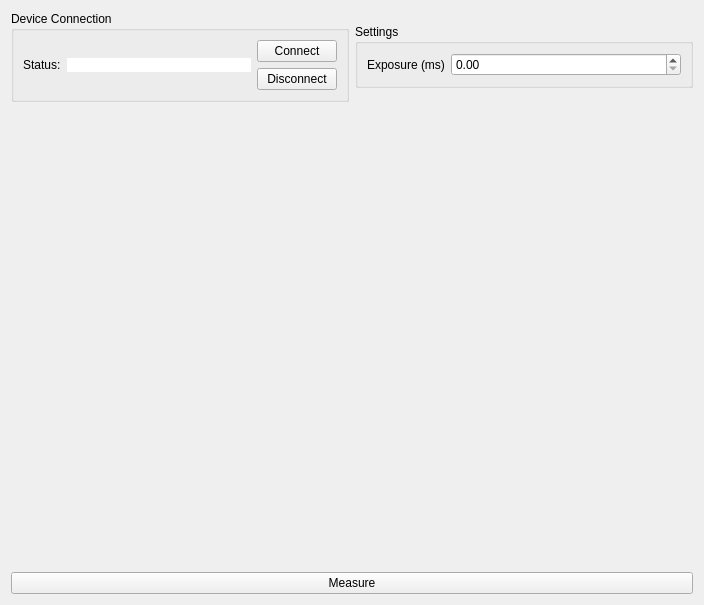
First picture: the form in src/lumed_maya/ui/maya_ui.ui, repository lumed-mtl/lumed_maya, before the edit.
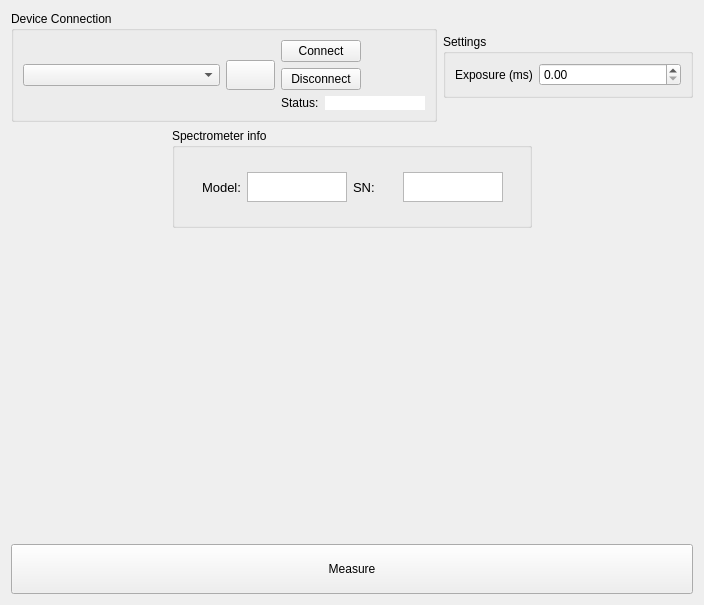
Second picture: the form after the edit.

Commit message:
Added logging and spectrometer information display on UI
Added logging.

Added combo box to select which spectrometer to connect to.

Added the display of the spectrometer's model and serial number.

Added setLabelConnected() method to display the connection status of the device.

Patch:
```diff
--- a/src/lumed_maya/ui/maya_ui.ui
+++ b/src/lumed_maya/ui/maya_ui.ui
@@ -21,10 +21,7 @@
   </property>
   <layout class="QVBoxLayout" name="verticalLayout_2">
    <item>
-    <layout class="QHBoxLayout" name="horizontalLayout_3">
-     <property name="sizeConstraint">
-      <enum>QLayout::SetDefaultConstraint</enum>
-     </property>
+    <layout class="QHBoxLayout" name="horizontalLayout_2">
      <item>
       <widget class="QGroupBox" name="groupBoxConnection">
        <property name="sizePolicy">
@@ -33,42 +30,51 @@
          <verstretch>0</verstretch>
         </sizepolicy>
        </property>
+       <property name="maximumSize">
+        <size>
+         <width>450</width>
+         <height>16777215</height>
+        </size>
+       </property>
        <property name="title">
         <string>Device Connection</string>
        </property>
        <layout class="QHBoxLayout" name="horizontalLayout">
         <item>
-         <layout class="QHBoxLayout" name="horizontalLayoutStatus">
-          <property name="sizeConstraint">
-           <enum>QLayout::SetDefaultConstraint</enum>
-          </property>
+         <layout class="QHBoxLayout" name="horizontalLayout_4">
           <item>
-           <widget class="QLabel" name="label">
-            <property name="sizePolicy">
-             <sizepolicy hsizetype="Maximum" vsizetype="Preferred">
-              <horstretch>0</horstretch>
-              <verstretch>0</verstretch>
-             </sizepolicy>
-            </property>
-            <property name="text">
-             <string>Status:</string>
+           <widget class="QComboBox" name="comboBoxAvailableSpectro">
+            <property name="maximumSize">
+             <size>
+              <width>250</width>
+              <height>16777215</height>
+             </size>
             </property>
            </widget>
           </item>
           <item>
-           <widget class="QLabel" name="labelStatus">
-            <property name="sizePolicy">
-             <sizepolicy hsizetype="Minimum" vsizetype="Maximum">
-              <horstretch>0</horstretch>
-              <verstretch>0</verstretch>
-             </sizepolicy>
+           <widget class="QPushButton" name="pushbtnFindSpectro">
+            <property name="maximumSize">
+             <size>
+              <width>49</width>
+              <height>30</height>
+             </size>
             </property>
-            <property name="styleSheet">
-             <string notr="true">background-color: rgb(255, 255, 255);</string>
+            <property name="baseSize">
+             <size>
+              <width>3</width>
+              <height>0</height>
+             </size>
+            </property>
+            <property name="layoutDirection">
+             <enum>Qt::LeftToRight</enum>
             </property>
             <property name="text">
              <string/>
             </property>
+            <property name="flat">
+             <bool>false</bool>
+            </property>
            </widget>
           </item>
          </layout>
@@ -101,6 +107,45 @@
             </property>
            </widget>
           </item>
+          <item>
+           <layout class="QHBoxLayout" name="horizontalLayoutStatus">
+            <item>
+             <widget class="QLabel" name="label">
+              <property name="sizePolicy">
+               <sizepolicy hsizetype="Maximum" vsizetype="Preferred">
+                <horstretch>0</horstretch>
+                <verstretch>0</verstretch>
+               </sizepolicy>
+              </property>
+              <property name="text">
+               <string>Status:</string>
+              </property>
+             </widget>
+            </item>
+            <item>
+             <widget class="QLabel" name="labelStatus">
+              <property name="sizePolicy">
+               <sizepolicy hsizetype="Minimum" vsizetype="Maximum">
+                <horstretch>0</horstretch>
+                <verstretch>0</verstretch>
+               </sizepolicy>
+              </property>
+              <property name="maximumSize">
+               <size>
+                <width>100</width>
+                <height>16</height>
+               </size>
+              </property>
+              <property name="styleSheet">
+               <string notr="true">background-color: rgb(255, 255, 255);</string>
+              </property>
+              <property name="text">
+               <string/>
+              </property>
+             </widget>
+            </item>
+           </layout>
+          </item>
          </layout>
         </item>
        </layout>
@@ -117,6 +162,12 @@
          <verstretch>0</verstretch>
         </sizepolicy>
        </property>
+       <property name="maximumSize">
+        <size>
+         <width>250</width>
+         <height>16777215</height>
+        </size>
+       </property>
        <property name="title">
         <string>Settings</string>
        </property>
@@ -142,6 +193,101 @@
      </item>
     </layout>
    </item>
+   <item>
+    <layout class="QHBoxLayout" name="horizontalLayout_5">
+     <item>
+      <widget class="QGroupBox" name="groupBox">
+       <property name="minimumSize">
+        <size>
+         <width>360</width>
+         <height>100</height>
+        </size>
+       </property>
+       <property name="maximumSize">
+        <size>
+         <width>360</width>
+         <height>100</height>
+        </size>
+       </property>
+       <property name="title">
+        <string>Spectrometer info</string>
+       </property>
+       <widget class="QWidget" name="horizontalLayoutWidget_2">
+        <property name="geometry">
+         <rect>
+          <x>30</x>
+          <y>20</y>
+          <width>301</width>
+          <height>78</height>
+         </rect>
+        </property>
+        <layout class="QHBoxLayout" name="horizontalLayout_3">
+         <item>
+          <widget class="QLabel" name="labelModel">
+           <property name="font">
+            <font>
+             <pointsize>10</pointsize>
+            </font>
+           </property>
+           <property name="text">
+            <string>Model:</string>
+           </property>
+          </widget>
+         </item>
+         <item>
+          <widget class="QTextEdit" name="textEditModel">
+           <property name="minimumSize">
+            <size>
+             <width>100</width>
+             <height>30</height>
+            </size>
+           </property>
+           <property name="maximumSize">
+            <size>
+             <width>100</width>
+             <height>30</height>
+            </size>
+           </property>
+          </widget>
+         </item>
+         <item>
+          <layout class="QHBoxLayout" name="horizontalLayout_6">
+           <item>
+            <widget class="QLabel" name="labelSN">
+             <property name="font">
+              <font>
+               <pointsize>10</pointsize>
+              </font>
+             </property>
+             <property name="text">
+              <string>SN:</string>
+             </property>
+            </widget>
+           </item>
+           <item>
+            <widget class="QTextEdit" name="textEditSN">
+             <property name="minimumSize">
+              <size>
+               <width>100</width>
+               <height>30</height>
+              </size>
+             </property>
+             <property name="maximumSize">
+              <size>
+               <width>100</width>
+               <height>30</height>
+              </size>
+             </property>
+            </widget>
+           </item>
+          </layout>
+         </item>
+        </layout>
+       </widget>
+      </widget>
+     </item>
+    </layout>
+   </item>
    <item>
     <widget class="QWidget" name="widgetPlot" native="true">
      <layout class="QVBoxLayout" name="verticalLayout">
@@ -157,6 +303,21 @@
    </item>
    <item>
     <widget class="QPushButton" name="pushButtonMeasure">
+     <property name="enabled">
+      <bool>true</bool>
+     </property>
+     <property name="minimumSize">
+      <size>
+       <width>0</width>
+       <height>50</height>
+      </size>
+     </property>
+     <property name="maximumSize">
+      <size>
+       <width>10000</width>
+       <height>50</height>
+      </size>
+     </property>
      <property name="text">
       <string>Measure</string>
      </property>
```
Left out of the diff: 8 changed lines with no effect on the pictures. The commit also changes 2 other files.
